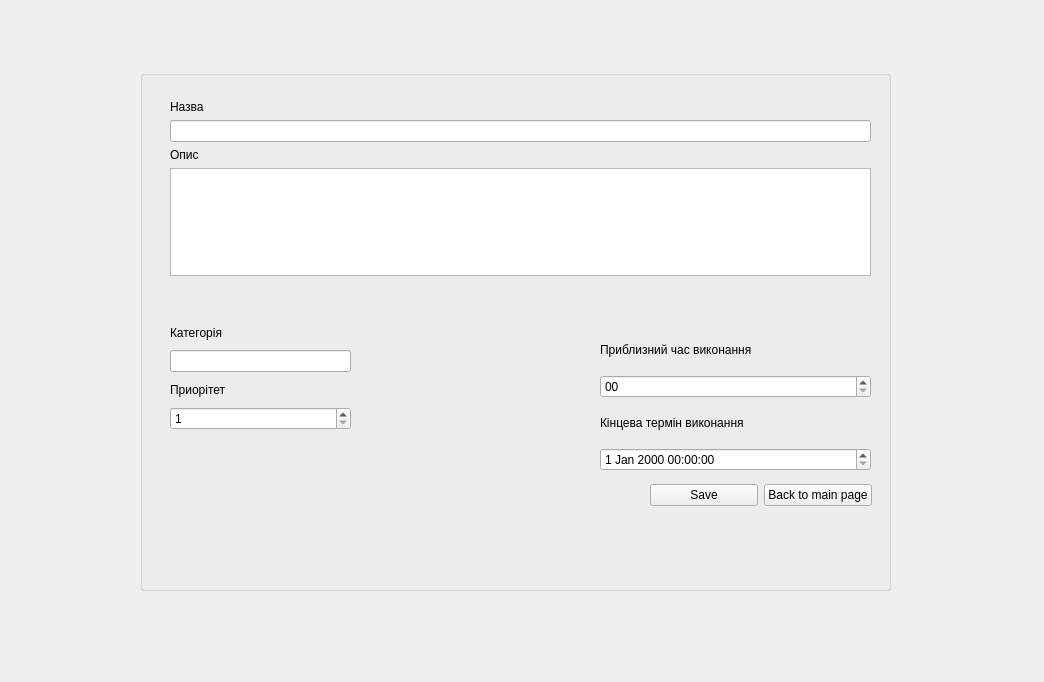
TryTask/TryTask, file taskwindow.ui: the form before one commit.
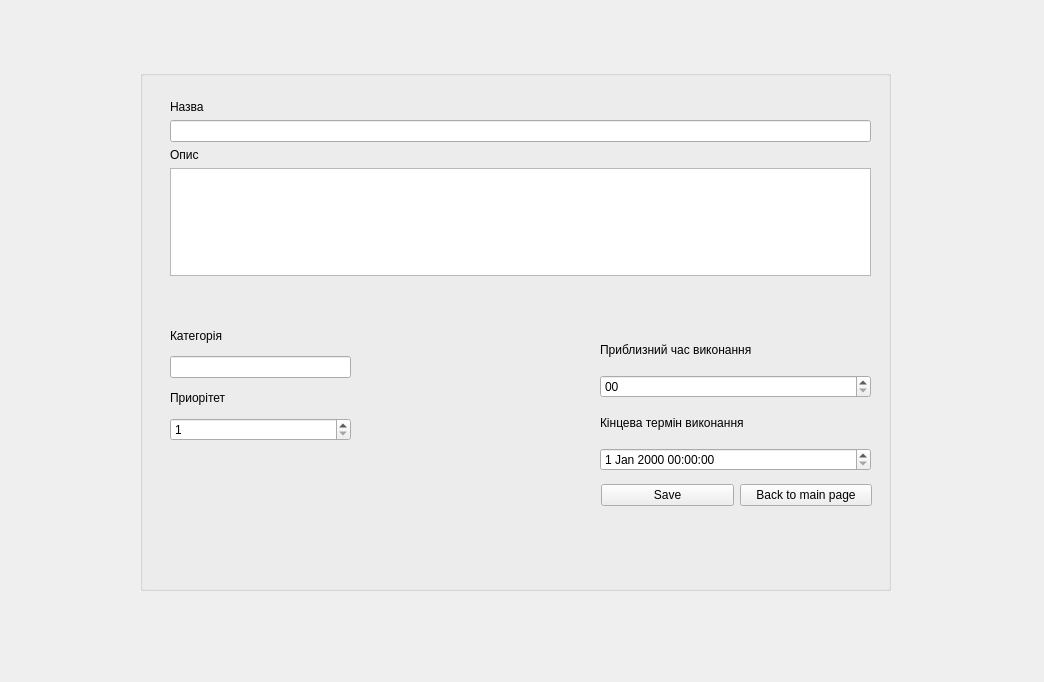
The form after the commit.

Patch:
```diff
--- a/taskwindow.ui
+++ b/taskwindow.ui
@@ -97,9 +97,9 @@
     <widget class="QWidget" name="layoutWidget">
      <property name="geometry">
       <rect>
-       <x>510</x>
+       <x>461</x>
        <y>410</y>
-       <width>222</width>
+       <width>271</width>
        <height>31</height>
       </rect>
      </property>
@@ -126,7 +126,7 @@
        <x>30</x>
        <y>251</y>
        <width>181</width>
-       <height>109</height>
+       <height>120</height>
       </rect>
      </property>
      <layout class="QVBoxLayout" name="verticalLayout_3">
```
